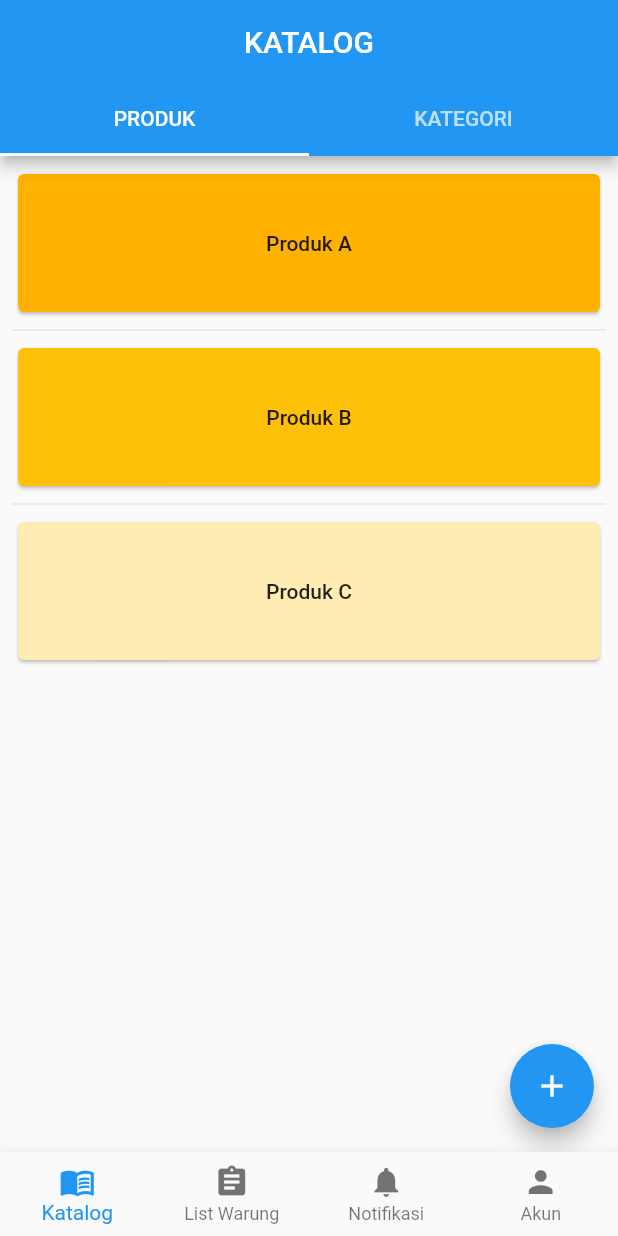
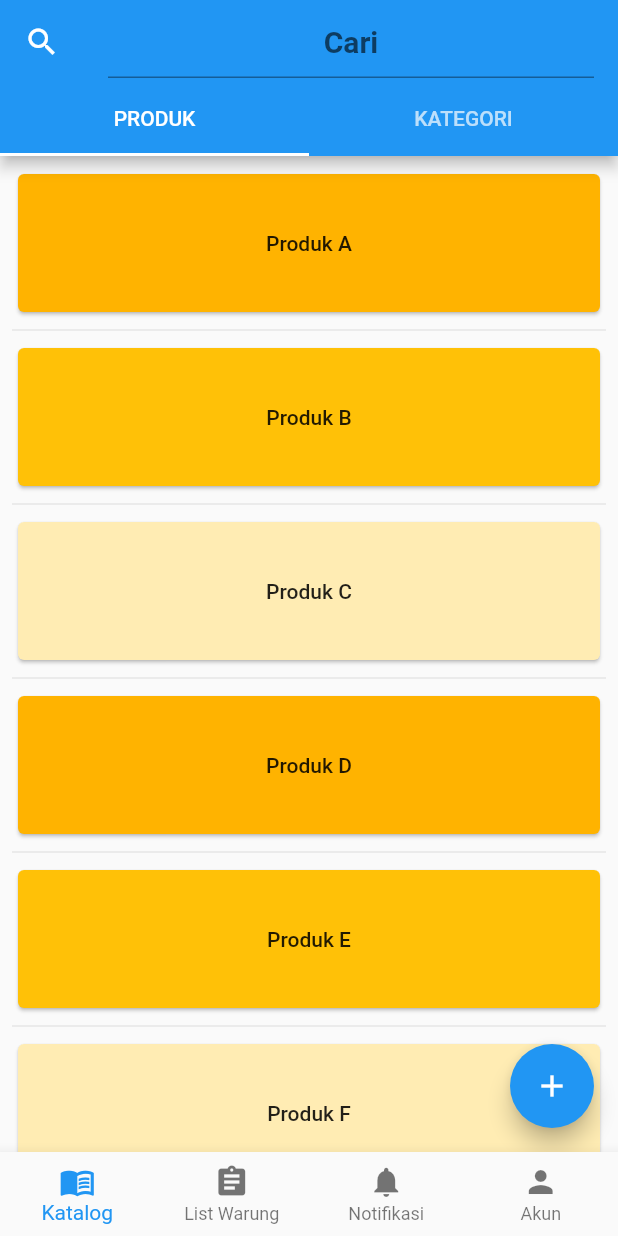
Before and after one commit to AgassiPutra/e_warung, a Flutter app: the screen it shows after launch, after a tap on "Login", on a phone screen of 412 x 824 dp. Run offline on Flutter 3.47's test engine with Material 2 defaults, Android fonts, the phone set to English and light mode, and no system bars; our stand-ins replace material_floating_search_bar, shared_preferences; missing offline and left inert: dropdown_below.

Commit message:
fix minor

```diff
--- a/lib/screens/admin/katalog.dart
+++ b/lib/screens/admin/katalog.dart
@@ -24,7 +24,18 @@ class _HomeState extends State<Home> {
         length: 2,
         child: Scaffold(
           appBar: AppBar(
-            centerTitle: true,
+            leading: Icon(Icons.search),
+            title: TextFormField(
+              cursorColor: Colors.white,
+              textAlign: TextAlign.center,
+              style: const TextStyle(
+                fontWeight: FontWeight.bold,
+                fontSize: 20,
+              ),
+              decoration: const InputDecoration(
+                hintText: 'Cari',
+              ),
+            ),
             bottom: TabBar(
                 onTap: (index) {
                   setState(() {
@@ -36,7 +47,6 @@ class _HomeState extends State<Home> {
                   // Tab(icon: Icon(Icons.production_quantity_limits)),
                   Tab(text: 'KATEGORI'),
                 ]),
-            title: const Text('KATALOG'),
           ),
           body: TabBarView(
             children: [
@@ -72,8 +82,8 @@ class _HomeState extends State<Home> {
   }
 
   Widget buildListViewbyIndex() {
-    final List<String> entries = <String>['A', 'B', 'C'];
-    final List<int> colorCodes = <int>[600, 500, 100];
+    final List<String> entries = <String>['A', 'B', 'C', 'D', 'E', 'F', 'G'];
+    final List<int> colorCodes = <int>[600, 500, 100, 600, 500, 100, 200];
 
     return ListView.separated(
       padding: const EdgeInsets.all(8),
```
